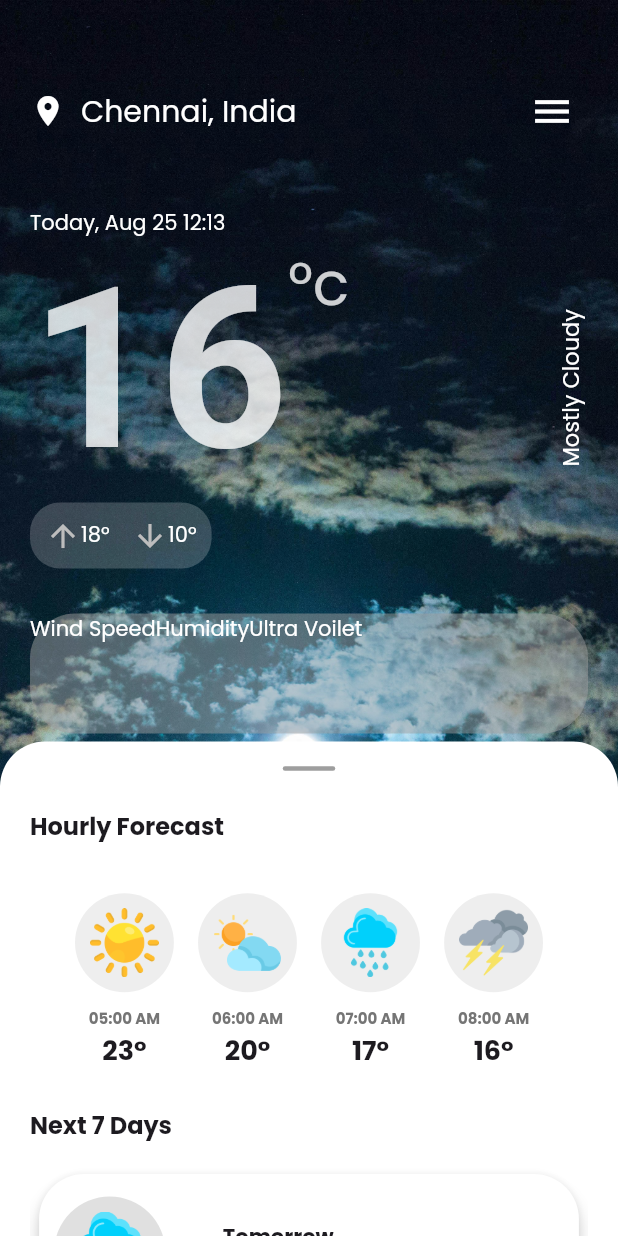
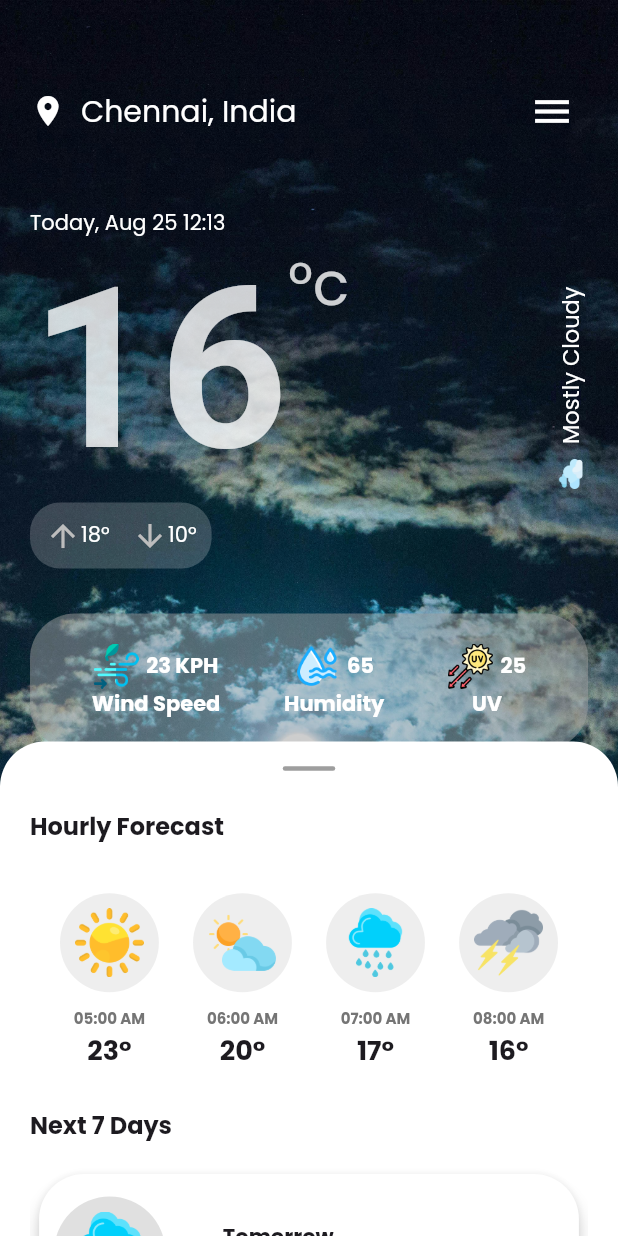
Before and after one commit to SheikMohideen007/Weather-APP-UI-API-, a Flutter app: the screen it shows after launch, on a phone screen of 412 x 824 dp. Run offline on Flutter 3.47's test engine with Material 3 defaults, Android fonts, the phone set to English and light mode, and no system bars; our stand-ins replace google_fonts.

Commit message:
card added

```diff
--- a/lib/screens/home_screen.dart
+++ b/lib/screens/home_screen.dart
@@ -105,7 +105,7 @@ class _HomeScreenState extends State<HomeScreen> {
                               fontWeight: FontWeight.bold, fontSize: 16)),
                       SizedBox(height: devHeight * 0.04),
                       Padding(
-                        padding: EdgeInsets.symmetric(horizontal: 30),
+                        padding: EdgeInsets.symmetric(horizontal: 20),
                         child: Row(
                           mainAxisAlignment: MainAxisAlignment.spaceBetween,
                           children: [
--- a/lib/utils/todayDetails_card.dart
+++ b/lib/utils/todayDetails_card.dart
@@ -1,3 +1,5 @@
+import 'dart:ui';
+
 import 'package:flutter/material.dart';
 
 class TodayDetails extends StatelessWidget {
@@ -68,40 +70,77 @@ class TodayDetails extends StatelessWidget {
             ),
             RotatedBox(
               quarterTurns: 3,
-              child: Text(
+              child: Row(
+                children: [
+                  SizedBox(height: 20, child: Image.asset('images/clouds.png')),
+                  SizedBox(width: 10),
+                  Text(
                     "Mostly Cloudy",
                     style: TextStyle(fontSize: 15, color: Colors.white),
+                  ),
+                ],
               ),
             )
           ],
         ),
         SizedBox(height: 30),
         Container(
-          height: 80,
           decoration: BoxDecoration(
               borderRadius: BorderRadius.circular(30),
               color: Colors.grey.withOpacity(0.5)),
+          child: Padding(
+            padding: EdgeInsets.all(20),
             child: Row(
+              mainAxisAlignment: MainAxisAlignment.spaceAround,
               children: [
                 Column(
                   children: [
-                  Row(children: []),
-                  Text('Wind Speed', style: TextStyle(color: Colors.white))
+                    Row(children: [
+                      SizedBox(
+                          height: 30,
+                          child: Image.asset('images/windspeed.png')),
+                      SizedBox(width: 5),
+                      Text('23 KPH',
+                          style: TextStyle(
+                              color: Colors.white, fontWeight: FontWeight.bold))
+                    ]),
+                    Text('Wind Speed',
+                        style: TextStyle(
+                            color: Colors.white, fontWeight: FontWeight.bold))
                   ],
                 ),
                 Column(
                   children: [
-                  Row(children: []),
-                  Text('Humidity', style: TextStyle(color: Colors.white))
+                    Row(children: [
+                      SizedBox(
+                          height: 30,
+                          child: Image.asset('images/humidity.png')),
+                      SizedBox(width: 5),
+                      Text('65',
+                          style: TextStyle(
+                              color: Colors.white, fontWeight: FontWeight.bold))
+                    ]),
+                    Text('Humidity',
+                        style: TextStyle(
+                            color: Colors.white, fontWeight: FontWeight.bold))
                   ],
                 ),
                 Column(
                   children: [
-                  Row(children: []),
-                  Text('Ultra Voilet', style: TextStyle(color: Colors.white))
+                    Row(children: [
+                      SizedBox(height: 30, child: Image.asset('images/uv.png')),
+                      SizedBox(width: 5),
+                      Text('25',
+                          style: TextStyle(
+                              color: Colors.white, fontWeight: FontWeight.bold))
+                    ]),
+                    Text('UV',
+                        style: TextStyle(
+                            color: Colors.white, fontWeight: FontWeight.bold))
                   ],
                 )
               ],
+            ),
           ),
         )
       ],
```
Also changed, not shown: images/humidity.png (added), images/uv.png (added), images/windspeed.png (added). Lines whose indentation alone changed are shown as unchanged.
